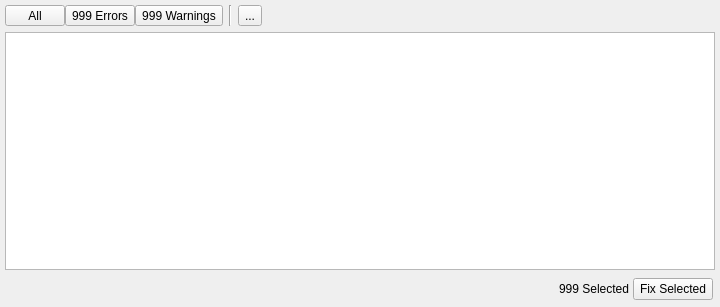
Qt form Gems/ScriptCanvas/Code/Editor/View/Widgets/ValidationPanel/GraphValidationPanel.ui (accesspointmg/org.o3de.repo.scriptcanvas) before a commit.
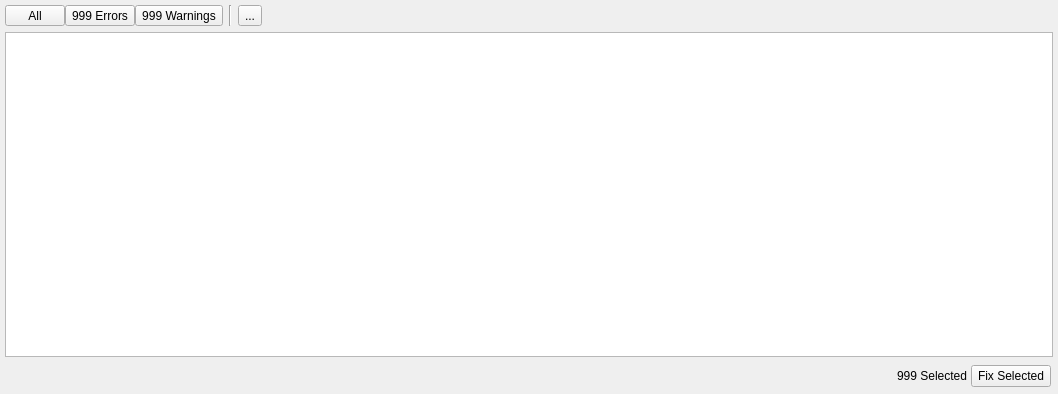
The same form after that commit. Icons and pictures are not drawn. Custom widgets are drawn as their Qt base class.

Patch:
```diff
--- a/Gems/ScriptCanvas/Code/Editor/View/Widgets/ValidationPanel/GraphValidationPanel.ui
+++ b/Gems/ScriptCanvas/Code/Editor/View/Widgets/ValidationPanel/GraphValidationPanel.ui
@@ -6,8 +6,8 @@
    <rect>
     <x>0</x>
     <y>0</y>
-    <width>720</width>
-    <height>307</height>
+    <width>1058</width>
+    <height>394</height>
    </rect>
   </property>
   <property name="minimumSize">
@@ -52,8 +52,8 @@
         <rect>
          <x>0</x>
          <y>0</y>
-         <width>710</width>
-         <height>242</height>
+         <width>1048</width>
+         <height>329</height>
         </rect>
        </property>
        <layout class="QVBoxLayout" name="verticalLayout_2">
```
Left out of the diff: 9 changed lines with no effect on the pictures.
